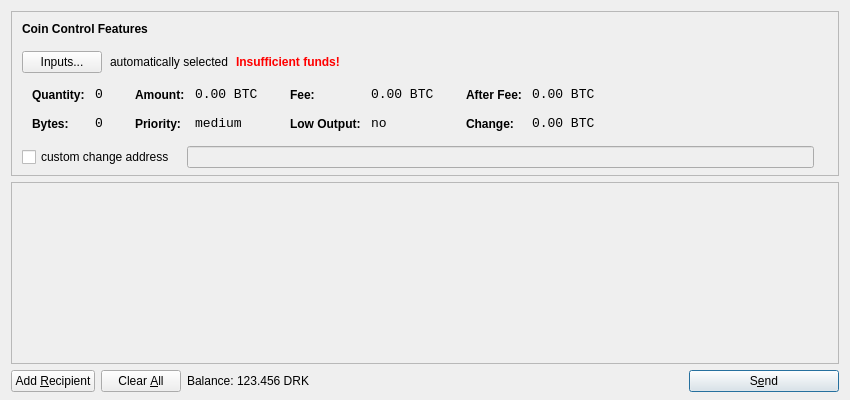
Above: src/qt/forms/sendcoinsdialog.ui from royaltiescoin/royaltiescoin before the change. Below: the same form after it.
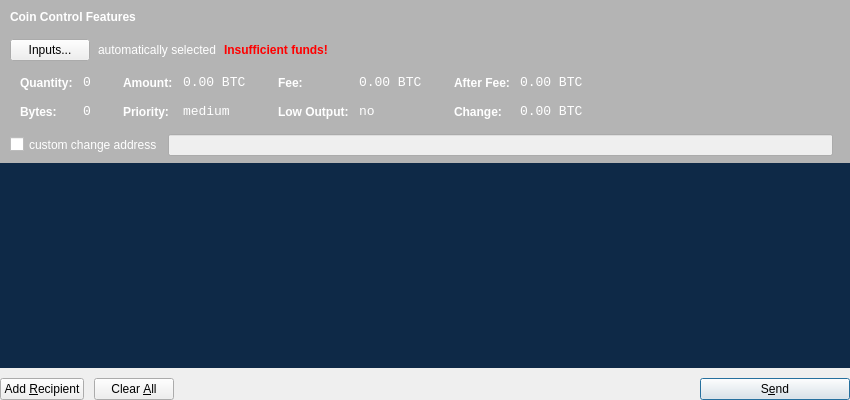
That is the form after the change. Icons and pictures are not drawn.

```diff
--- a/src/qt/forms/sendcoinsdialog.ui
+++ b/src/qt/forms/sendcoinsdialog.ui
@@ -13,9 +13,21 @@
   <property name="windowTitle">
    <string>Send Coins</string>
   </property>
-  <layout class="QVBoxLayout" name="verticalLayout" stretch="0,1,0">
+  <layout class="QVBoxLayout" name="verticalLayout" stretch="0,1,0,0">
+   <property name="spacing">
+    <number>0</number>
+   </property>
+   <property name="leftMargin">
+    <number>0</number>
+   </property>
+   <property name="topMargin">
+    <number>0</number>
+   </property>
+   <property name="rightMargin">
+    <number>0</number>
+   </property>
    <property name="bottomMargin">
-    <number>8</number>
+    <number>0</number>
    </property>
    <item>
     <widget class="QFrame" name="frameCoinControl">
@@ -31,15 +43,18 @@
        <height>16777215</height>
       </size>
      </property>
+     <property name="styleSheet">
+      <string notr="true">QFrame#frameCoinControl{background-color:#3F000000;}</string>
+     </property>
      <property name="frameShape">
-      <enum>QFrame::StyledPanel</enum>
+      <enum>QFrame::NoFrame</enum>
      </property>
      <property name="frameShadow">
-      <enum>QFrame::Sunken</enum>
+      <enum>QFrame::Plain</enum>
      </property>
      <layout class="QVBoxLayout" name="verticalLayoutCoinControl2">
       <property name="spacing">
-       <number>-1</number>
+       <number>6</number>
       </property>
       <property name="leftMargin">
        <number>0</number>
@@ -84,7 +99,7 @@
              </font>
             </property>
             <property name="styleSheet">
-             <string notr="true">font-weight:bold;</string>
+             <string notr="true">font-weight:bold; color:white;</string>
             </property>
             <property name="text">
              <string>Coin Control Features</string>
@@ -113,6 +128,9 @@
           </item>
           <item>
            <widget class="QLabel" name="labelCoinControlAutomaticallySelected">
+            <property name="styleSheet">
+             <string notr="true">color:white;</string>
+            </property>
             <property name="text">
              <string>automatically selected</string>
             </property>
@@ -207,7 +225,7 @@
                <item row="0" column="0">
                 <widget class="QLabel" name="labelCoinControlQuantityText">
                  <property name="styleSheet">
-                  <string notr="true">font-weight:bold;</string>
+                  <string notr="true">font-weight:bold;color:white;</string>
                  </property>
                  <property name="text">
                   <string>Quantity:</string>
@@ -231,6 +249,9 @@
                  <property name="contextMenuPolicy">
                   <enum>Qt::ActionsContextMenu</enum>
                  </property>
+                 <property name="styleSheet">
+                  <string notr="true">color:white;</string>
+                 </property>
                  <property name="text">
                   <string notr="true">0</string>
                  </property>
@@ -245,7 +266,7 @@
                <item row="1" column="0">
                 <widget class="QLabel" name="labelCoinControlBytesText">
                  <property name="styleSheet">
-                  <string notr="true">font-weight:bold;</string>
+                  <string notr="true">font-weight:bold;color:white;</string>
                  </property>
                  <property name="text">
                   <string>Bytes:</string>
@@ -266,6 +287,9 @@
                  <property name="contextMenuPolicy">
                   <enum>Qt::ActionsContextMenu</enum>
                  </property>
+                 <property name="styleSheet">
+                  <string notr="true">color:white;</string>
+                 </property>
                  <property name="text">
                   <string notr="true">0</string>
                  </property>
@@ -296,7 +320,7 @@
                <item row="0" column="0">
                 <widget class="QLabel" name="labelCoinControlAmountText">
                  <property name="styleSheet">
-                  <string notr="true">font-weight:bold;</string>
+                  <string notr="true">font-weight:bold;color:white;</string>
                  </property>
                  <property name="text">
                   <string>Amount:</string>
@@ -320,6 +344,9 @@
                  <property name="contextMenuPolicy">
                   <enum>Qt::ActionsContextMenu</enum>
                  </property>
+                 <property name="styleSheet">
+                  <string notr="true">color:white;</string>
+                 </property>
                  <property name="text">
                   <string notr="true">0.00 BTC</string>
                  </property>
@@ -331,7 +358,7 @@
                <item row="1" column="0">
                 <widget class="QLabel" name="labelCoinControlPriorityText">
                  <property name="styleSheet">
-                  <string notr="true">font-weight:bold;</string>
+                  <string notr="true">font-weight:bold;color:white;</string>
                  </property>
                  <property name="text">
                   <string>Priority:</string>
@@ -352,6 +379,9 @@
                  <property name="contextMenuPolicy">
                   <enum>Qt::ActionsContextMenu</enum>
                  </property>
+                 <property name="styleSheet">
+                  <string notr="true">color:white;</string>
+                 </property>
                  <property name="text">
                   <string>medium</string>
                  </property>
@@ -382,7 +412,7 @@
                <item row="0" column="0">
                 <widget class="QLabel" name="labelCoinControlFeeText">
                  <property name="styleSheet">
-                  <string notr="true">font-weight:bold;</string>
+                  <string notr="true">font-weight:bold;color:white;</string>
                  </property>
                  <property name="text">
                   <string>Fee:</string>
@@ -406,6 +436,9 @@
                  <property name="contextMenuPolicy">
                   <enum>Qt::ActionsContextMenu</enum>
                  </property>
+                 <property name="styleSheet">
+                  <string notr="true">color:white;</string>
+                 </property>
                  <property name="text">
                   <string notr="true">0.00 BTC</string>
                  </property>
@@ -417,7 +450,7 @@
                <item row="1" column="0">
                 <widget class="QLabel" name="labelCoinControlLowOutputText">
                  <property name="styleSheet">
-                  <string notr="true">font-weight:bold;</string>
+                  <string notr="true">font-weight:bold;color:white;</string>
                  </property>
                  <property name="text">
                   <string>Low Output:</string>
@@ -438,6 +471,9 @@
                  <property name="contextMenuPolicy">
                   <enum>Qt::ActionsContextMenu</enum>
                  </property>
+                 <property name="styleSheet">
+                  <string notr="true">color:white;</string>
+                 </property>
                  <property name="text">
                   <string>no</string>
                  </property>
@@ -468,7 +504,7 @@
                <item row="0" column="0">
                 <widget class="QLabel" name="labelCoinControlAfterFeeText">
                  <property name="styleSheet">
-                  <string notr="true">font-weight:bold;</string>
+                  <string notr="true">font-weight:bold;color:white;</string>
                  </property>
                  <property name="text">
                   <string>After Fee:</string>
@@ -492,6 +528,9 @@
                  <property name="contextMenuPolicy">
                   <enum>Qt::ActionsContextMenu</enum>
                  </property>
+                 <property name="styleSheet">
+                  <string notr="true">color:white;</string>
+                 </property>
                  <property name="text">
                   <string notr="true">0.00 BTC</string>
                  </property>
@@ -503,7 +542,7 @@
                <item row="1" column="0">
                 <widget class="QLabel" name="labelCoinControlChangeText">
                  <property name="styleSheet">
-                  <string notr="true">font-weight:bold;</string>
+                  <string notr="true">font-weight:bold;color:white;</string>
                  </property>
                  <property name="text">
                   <string>Change:</string>
@@ -524,6 +563,9 @@
                  <property name="contextMenuPolicy">
                   <enum>Qt::ActionsContextMenu</enum>
                  </property>
+                 <property name="styleSheet">
+                  <string notr="true">color:white;</string>
+                 </property>
                  <property name="text">
                   <string notr="true">0.00 BTC</string>
                  </property>
@@ -540,9 +582,9 @@
          </widget>
         </item>
         <item>
-         <layout class="QHBoxLayout" name="horizontalLayoutCoinControl4" stretch="0,0,0">
+         <layout class="QHBoxLayout" name="horizontalLayoutCoinControl4" stretch="0,0,0,0">
           <property name="spacing">
-           <number>12</number>
+           <number>5</number>
           </property>
           <property name="sizeConstraint">
            <enum>QLayout::SetDefaultConstraint</enum>
@@ -556,7 +598,17 @@
           <item>
            <widget class="QCheckBox" name="checkBoxCoinControlChange">
             <property name="text">
-             <string>custom change address</string>
+             <string/>
+            </property>
+           </widget>
+          </item>
+          <item>
+           <widget class="QLabel" name="label_2">
+            <property name="styleSheet">
+             <string notr="true">color:white;</string>
+            </property>
+            <property name="text">
+             <string>custom change address  </string>
             </property>
            </widget>
           </item>
@@ -617,6 +669,15 @@
    </item>
    <item>
     <widget class="QScrollArea" name="scrollArea">
+     <property name="styleSheet">
+      <string notr="true">QScrollArea#scrollArea{background-color: transparent;border:none;}</string>
+     </property>
+     <property name="frameShape">
+      <enum>QFrame::NoFrame</enum>
+     </property>
+     <property name="frameShadow">
+      <enum>QFrame::Plain</enum>
+     </property>
      <property name="widgetResizable">
       <bool>true</bool>
      </property>
@@ -625,12 +686,27 @@
        <rect>
         <x>0</x>
         <y>0</y>
-        <width>830</width>
-        <height>165</height>
+        <width>850</width>
+        <height>189</height>
        </rect>
       </property>
+      <property name="styleSheet">
+       <string notr="true">QWidget#scrollAreaWidgetContents{background-color:#0e2947;border:none;}</string>
+      </property>
       <layout class="QVBoxLayout" name="verticalLayout_2">
-       <property name="margin">
+       <property name="spacing">
+        <number>6</number>
+       </property>
+       <property name="leftMargin">
+        <number>0</number>
+       </property>
+       <property name="topMargin">
+        <number>0</number>
+       </property>
+       <property name="rightMargin">
+        <number>0</number>
+       </property>
+       <property name="bottomMargin">
         <number>0</number>
        </property>
        <item>
@@ -657,8 +733,24 @@
      </widget>
     </widget>
    </item>
+   <item>
+    <spacer name="verticalSpacer_2">
+     <property name="orientation">
+      <enum>Qt::Vertical</enum>
+     </property>
+     <property name="sizeHint" stdset="0">
+      <size>
+       <width>20</width>
+       <height>10</height>
+      </size>
+     </property>
+    </spacer>
+   </item>
    <item>
     <layout class="QHBoxLayout" name="horizontalLayout">
+     <property name="spacing">
+      <number>10</number>
+     </property>
      <item>
       <widget class="QPushButton" name="addButton">
        <property name="toolTip">
@@ -705,28 +797,8 @@
      <item>
       <layout class="QHBoxLayout" name="horizontalLayout_2">
        <property name="spacing">
-        <number>3</number>
+        <number>10</number>
        </property>
-       <item>
-        <widget class="QLabel" name="label">
-         <property name="text">
-          <string>Balance:</string>
-         </property>
-        </widget>
-       </item>
-       <item>
-        <widget class="QLabel" name="labelBalance">
-         <property name="cursor">
-          <cursorShape>IBeamCursor</cursorShape>
-         </property>
-         <property name="text">
-          <string>123.456 DRK</string>
-         </property>
-         <property name="textInteractionFlags">
-          <set>Qt::LinksAccessibleByMouse|Qt::TextSelectableByKeyboard|Qt::TextSelectableByMouse</set>
-         </property>
-        </widget>
-       </item>
       </layout>
      </item>
      <item>
```
Left out of the diff: 19 changed lines with no effect on the pictures.
